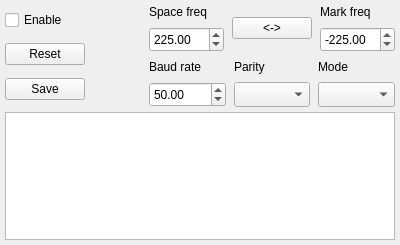
First picture: the form in src/qtgui/dockrtty.ui, repository vladisslav2011/gqrx, before the edit.
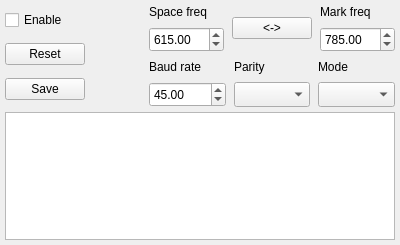
Second picture: the form after the edit.

Commit message:
RTTY decoder: better defaults
Set default baud to 45 (typical at HF ham bands)
Set default mark frequency to 785 (CW-H demod, 170Hz deviation)
Set default space frequency to 615 (CW-H demod, 170Hz deviation)

Diff of the .ui file:
```diff
--- a/src/qtgui/dockrtty.ui
+++ b/src/qtgui/dockrtty.ui
@@ -191,7 +191,7 @@
                  <double>3000.000000000000000</double>
                 </property>
                 <property name="value">
-                 <double>225.000000000000000</double>
+                 <double>615.000000000000000</double>
                 </property>
                </widget>
               </item>
@@ -243,7 +243,7 @@
                  <double>3000.000000000000000</double>
                 </property>
                 <property name="value">
-                 <double>-225.000000000000000</double>
+                 <double>785.000000000000000</double>
                 </property>
                </widget>
               </item>
@@ -277,7 +277,7 @@
                  <double>2000.000000000000000</double>
                 </property>
                 <property name="value">
-                 <double>50.000000000000000</double>
+                 <double>45.000000000000000</double>
                 </property>
                </widget>
               </item>
```
